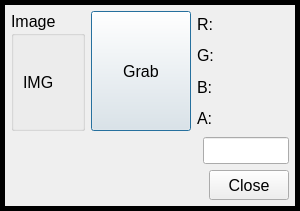
First picture: the form in src/controlpanel.ui, repository scuhappy/GrabRGB, before the edit.
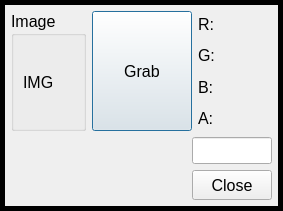
Second picture: the form after the edit.

Diff of the .ui file:
```diff
--- a/src/controlpanel.ui
+++ b/src/controlpanel.ui
@@ -16,7 +16,7 @@
   <property name="styleSheet">
    <string notr="true">#ControlPanel{border:5px solid black;}</string>
   </property>
-  <layout class="QGridLayout" name="gridLayout_2">
+  <layout class="QGridLayout" name="gridLayout_3">
    <item row="0" column="0">
     <widget class="QGroupBox" name="groupBox">
      <property name="font">
@@ -67,7 +67,7 @@
      </property>
     </widget>
    </item>
-   <item row="0" column="2" colspan="3">
+   <item row="0" column="2">
     <layout class="QGridLayout" name="gridLayout">
      <item row="0" column="0">
       <widget class="QLabel" name="label">
@@ -168,6 +168,8 @@
     </layout>
    </item>
    <item row="1" column="0" colspan="3">
+    <layout class="QGridLayout" name="gridLayout_2">
+     <item row="0" column="0">
     <spacer name="horizontalSpacer_2">
      <property name="orientation">
       <enum>Qt::Horizontal</enum>
@@ -180,8 +182,20 @@
      </property>
     </spacer>
    </item>
-   <item row="1" column="3" colspan="2">
+     <item row="0" column="1">
     <widget class="QLineEdit" name="HexRGBLineEdit">
+       <property name="minimumSize">
+        <size>
+         <width>80</width>
+         <height>0</height>
+        </size>
+       </property>
+       <property name="maximumSize">
+        <size>
+         <width>80</width>
+         <height>16777215</height>
+        </size>
+       </property>
      <property name="font">
       <font>
        <pointsize>12</pointsize>
@@ -189,7 +203,7 @@
      </property>
     </widget>
    </item>
-   <item row="2" column="0" colspan="4">
+     <item row="1" column="0">
     <spacer name="horizontalSpacer">
      <property name="orientation">
       <enum>Qt::Horizontal</enum>
@@ -202,14 +216,20 @@
      </property>
     </spacer>
    </item>
-   <item row="2" column="4">
+     <item row="1" column="1">
     <widget class="QPushButton" name="CloseBtn">
      <property name="minimumSize">
       <size>
-       <width>0</width>
+         <width>80</width>
        <height>30</height>
       </size>
      </property>
+       <property name="maximumSize">
+        <size>
+         <width>80</width>
+         <height>16777215</height>
+        </size>
+       </property>
      <property name="font">
       <font>
        <pointsize>12</pointsize>
@@ -219,6 +239,8 @@
       <string>Close</string>
      </property>
     </widget>
+     </item>
+    </layout>
    </item>
   </layout>
  </widget>
```
Lines whose indentation alone changed are shown as unchanged.
